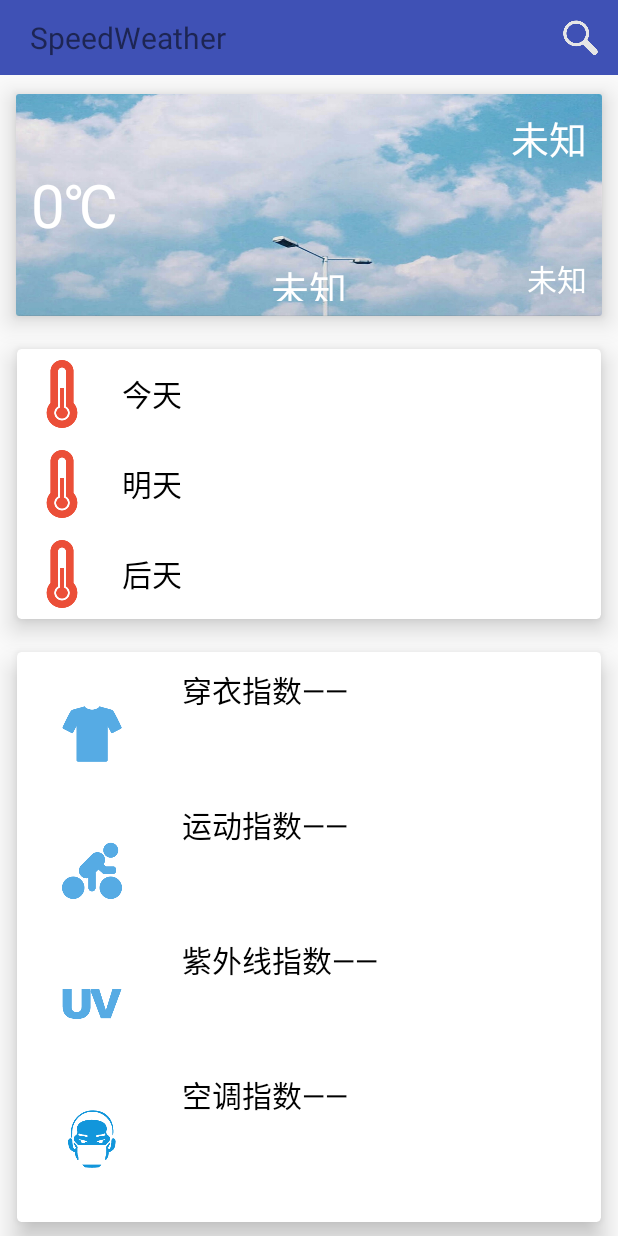
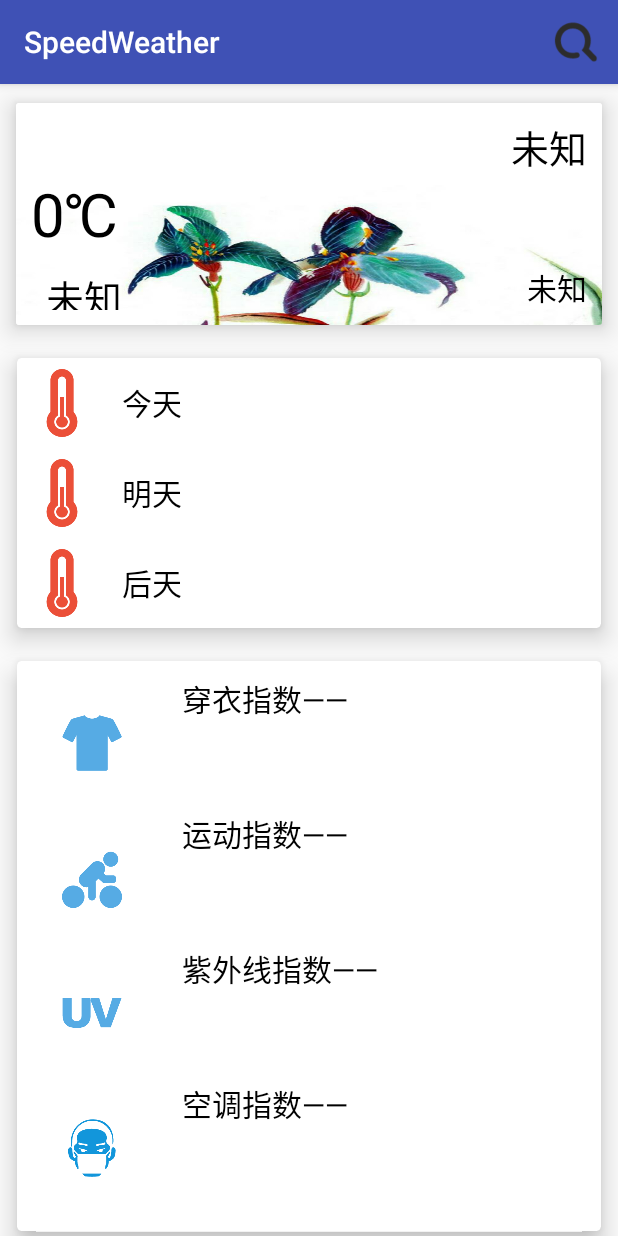
Before and after one commit to CKRao/Weather, an Android app: the screen it shows after launch (MainActivity), after a tap on an icon or button, on a phone screen of 412 x 824 dp. Run offline under Robolectric (Android 15) with nearby library versions, the phone set to English and light mode, and no system bars; libraries missing offline, so code that uses them is left out: com.yalantis.phoenix; plain views replace PullToRefreshView; 2 statements that could not run were skipped.

Commit message:
ActionBar

```diff
--- a/app/src/main/AndroidManifest.xml
+++ b/app/src/main/AndroidManifest.xml
@@ -8,7 +8,7 @@
         android:icon="@drawable/weather_icon"
         android:label="SpeedWeather"
         android:supportsRtl="true"
-        android:theme="@style/Theme.AppCompat.Light.NoActionBar">
+        android:theme="@style/AppTheme">
         <activity android:name=".MainActivity">
             <intent-filter>
                 <action android:name="android.intent.action.MAIN"/>
--- a/app/src/main/java/com/example/ckrao/myapplication/MainActivity.java
+++ b/app/src/main/java/com/example/ckrao/myapplication/MainActivity.java
@@ -50,12 +50,11 @@ public class MainActivity extends AppCompatActivity {
     private Handler mHandler;
     private static boolean show = false;
     private PullToRefreshView mPullToRefreshView;
-    private ImageButton mButton;
 
     @Override
     protected void onCreate(Bundle savedInstanceState) {
         super.onCreate(savedInstanceState);
-        supportRequestWindowFeature(Window.FEATURE_NO_TITLE);
+//        supportRequestWindowFeature(Window.FEATURE_NO_TITLE);
         if(!PreferenceManager.getDefaultSharedPreferences(this).getBoolean("isChoose",false)){
             Intent intent = new Intent(MainActivity.this, SelectActivity.class);
             startActivityForResult(intent, 0);
@@ -63,13 +62,6 @@ public class MainActivity extends AppCompatActivity {
         setContentView(R.layout.layout_main);
         initUI();
         showWeather();
-        mButton.setOnClickListener(new View.OnClickListener() {
-            @Override
-            public void onClick(View v) {
-                Intent intent = new Intent(MainActivity.this, SelectActivity.class);
-                startActivityForResult(intent, 0);
-            }
-        });
         //设置刷新监听者
         mPullToRefreshView.setOnRefreshListener(new PullToRefreshView.OnRefreshListener() {
             @Override
@@ -124,7 +116,6 @@ public class MainActivity extends AppCompatActivity {
     }
 
     private void initUI() {
-        mButton = (ImageButton) findViewById(R.id.id_img_bt);
         city = (TextView) findViewById(R.id.city);
         temp = (TextView) findViewById(R.id.temp);
         week = (TextView) findViewById(R.id.week);
@@ -392,21 +383,21 @@ public class MainActivity extends AppCompatActivity {
         mHandler.sendMessage(message);
     }
 
-//    @Override
-//    public boolean onCreateOptionsMenu(Menu menu) {
-//        MenuInflater inflater = getMenuInflater();
-//        inflater.inflate(R.menu.menu, menu);
-//        return true;
-//    }
-//
-//    @Override
-//    public boolean onOptionsItemSelected(MenuItem item) {
-//        Intent intent = new Intent(MainActivity.this, SelectActivity.class);
-//        switch (item.getItemId()){
-//            case R.id.search:
-//                startActivityForResult(intent, 0);
-//                break;
-//        }
-//        return super.onOptionsItemSelected(item);
-//    }
+    @Override
+    public boolean onCreateOptionsMenu(Menu menu) {
+        MenuInflater inflater = getMenuInflater();
+        inflater.inflate(R.menu.menu, menu);
+        return true;
+    }
+
+    @Override
+    public boolean onOptionsItemSelected(MenuItem item) {
+        Intent intent = new Intent(MainActivity.this, SelectActivity.class);
+        switch (item.getItemId()){
+            case R.id.search:
+                startActivityForResult(intent, 0);
+                break;
+        }
+        return super.onOptionsItemSelected(item);
+    }
 }
--- a/app/src/main/java/com/example/ckrao/myapplication/SelectActivity.java
+++ b/app/src/main/java/com/example/ckrao/myapplication/SelectActivity.java
@@ -5,13 +5,13 @@ package com.example.ckrao.myapplication;
  */
 
 import android.app.Activity;
+import android.app.ProgressDialog;
 import android.content.Intent;
 import android.content.SharedPreferences;
 import android.database.Cursor;
 import android.database.sqlite.SQLiteDatabase;
 import android.os.Bundle;
 import android.preference.PreferenceManager;
-import android.support.v7.app.AlertDialog;
 import android.text.Editable;
 import android.text.TextUtils;
 import android.text.TextWatcher;
@@ -22,7 +22,6 @@ import android.widget.AdapterView;
 import android.widget.ListView;
 import android.widget.TextView;
 import android.widget.Toast;
-
 import java.util.ArrayList;
 import java.util.Collections;
 import java.util.List;
@@ -34,7 +33,7 @@ public class SelectActivity extends Activity {
     private SortAdapter adapter;
     private EditTextWithDel mEtCityName;
     private List<CitySortModel> SourceDateList;
-    private AlertDialog mProgressDialog;
+    private ProgressDialog mProgressDialog;
 
     @Override
     protected void onCreate(Bundle savedInstanceState) {
@@ -46,9 +45,9 @@ public class SelectActivity extends Activity {
 
     private void showProgressDialog() {
         if (mProgressDialog == null) {
-            mProgressDialog = new AlertDialog.Builder(this).create();
-            mProgressDialog.setMessage("正在加载...");
-            mProgressDialog.setCanceledOnTouchOutside(false);
+            mProgressDialog = new ProgressDialog(this);
+            mProgressDialog.setProgressStyle(ProgressDialog.STYLE_SPINNER);
+            mProgressDialog.setMessage("加载中...");
         }
         mProgressDialog.show();
 //        Log.i("mProgressDialog","show()");
--- a/app/src/main/res/layout/layout_main.xml
+++ b/app/src/main/res/layout/layout_main.xml
@@ -9,27 +9,27 @@
     >
 
 
-        <RelativeLayout
-            android:background="@color/colorPrimary"
-            android:layout_width="match_parent"
-            android:layout_height="50dp">
-            <TextView
-                android:paddingLeft="20dp"
-                android:layout_centerVertical="true"
-                android:textSize="20sp"
-                android:layout_width="wrap_content"
-                android:layout_height="wrap_content"
-                android:text="SpeedWeather"/>
-            <ImageButton
-                android:id="@+id/id_img_bt"
-                android:layout_width="50dp"
-                android:layout_height="50dp"
-                android:layout_alignParentRight="true"
-                android:background="@color/colorPrimary"
-                android:padding="13dp"
-                android:scaleType="fitCenter"
-                android:src="@drawable/search"/>
-        </RelativeLayout>
+        <!--<RelativeLayout-->
+            <!--android:background="@color/colorPrimary"-->
+            <!--android:layout_width="match_parent"-->
+            <!--android:layout_height="50dp">-->
+            <!--<TextView-->
+                <!--android:paddingLeft="20dp"-->
+                <!--android:layout_centerVertical="true"-->
+                <!--android:textSize="20sp"-->
+                <!--android:layout_width="wrap_content"-->
+                <!--android:layout_height="wrap_content"-->
+                <!--android:text="SpeedWeather"/>-->
+            <!--<ImageButton-->
+                <!--android:id="@+id/id_img_bt"-->
+                <!--android:layout_width="50dp"-->
+                <!--android:layout_height="50dp"-->
+                <!--android:layout_alignParentRight="true"-->
+                <!--android:background="@color/colorPrimary"-->
+                <!--android:padding="13dp"-->
+                <!--android:scaleType="fitCenter"-->
+                <!--android:src="@drawable/search"/>-->
+        <!--</RelativeLayout>-->
 
 
     <com.yalantis.phoenix.PullToRefreshView
@@ -38,6 +38,7 @@
         android:layout_height="match_parent">
 
         <ScrollView
+            android:scrollbars="none"
             android:layout_width="match_parent"
             android:layout_height="match_parent">
 
@@ -70,7 +71,7 @@
                             android:layout_alignParentBottom="true"
                             android:layout_alignParentRight="true"
                             android:text="Week"
-                            android:textColor="#fff"
+                            android:textColor="#000"
                             android:textSize="20sp"/>
 
                         <TextView
@@ -80,7 +81,7 @@
                             android:layout_alignParentEnd="true"
                             android:layout_alignParentTop="true"
                             android:text="City"
-                            android:textColor="#fff"
+                            android:textColor="#000"
                             android:textSize="25sp"/>
 
                         <ImageView
@@ -98,18 +99,18 @@
                             android:layout_height="wrap_content"
                             android:layout_centerVertical="true"
                             android:text="Temp"
-                            android:textColor="#fff"
+                            android:textColor="#000"
                             android:textSize="40sp"/>
 
                         <TextView
+                            android:layout_marginLeft="10dp"
                             android:id="@+id/weather"
                             android:layout_width="wrap_content"
                             android:layout_height="wrap_content"
                             android:layout_below="@id/img"
-                            android:layout_centerHorizontal="true"
                             android:layout_marginTop="-15dp"
                             android:text="weather"
-                            android:textColor="#fff"
+                            android:textColor="#000"
                             android:textSize="25sp"/>
                     </RelativeLayout>
                 </android.support.v7.widget.CardView>
--- /dev/null
+++ b/app/src/main/res/menu/menu.xml
@@ -0,0 +1,11 @@
+<?xml version="1.0" encoding="utf-8"?>
+<menu xmlns:android="http://schemas.android.com/apk/res/android"
+      xmlns:app="http://schemas.android.com/apk/res-auto"
+      xmlns:tools="http://schemas.android.com/tools"
+      tools:context="com.example.actionbartest.MainActivity">
+<item
+    android:id="@+id/search"
+    android:icon="@drawable/search"
+    app:showAsAction="always"
+    android:title="search"/>
+</menu>
```
Also changed, not shown: app/src/main/res/drawable/bg.jpg, app/src/main/res/drawable/search.png.
